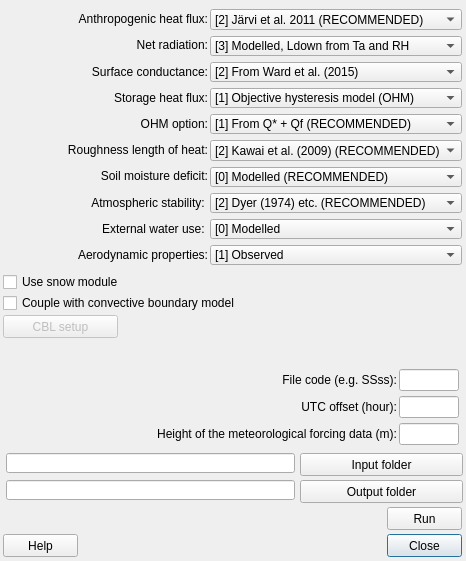
Old version of the form SUEWS/suews_dialog_base.ui in the repository UMEP-dev/UMEP.
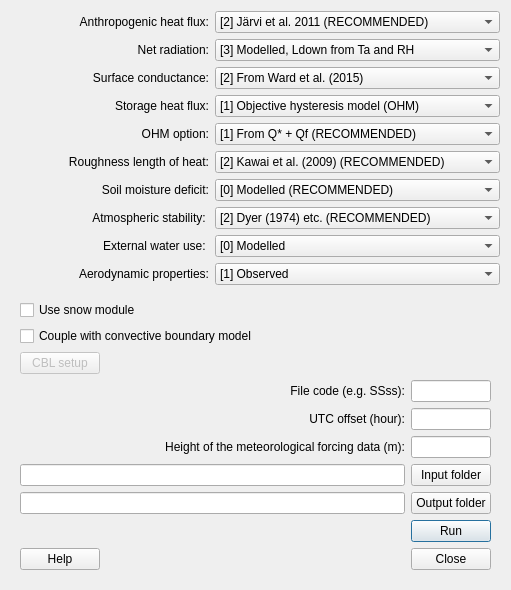
New version of the form.

Patch:
```diff
--- a/SUEWS/suews_dialog_base.ui
+++ b/SUEWS/suews_dialog_base.ui
@@ -7,107 +7,71 @@
     <x>0</x>
     <y>0</y>
     <width>466</width>
-    <height>561</height>
+    <height>573</height>
    </rect>
   </property>
   <property name="windowTitle">
    <string>SUEWS</string>
   </property>
-  <widget class="QPushButton" name="closeButton">
-   <property name="enabled">
-    <bool>true</bool>
-   </property>
-   <property name="geometry">
-    <rect>
-     <x>387</x>
-     <y>534</y>
-     <width>75</width>
-     <height>23</height>
-    </rect>
-   </property>
-   <property name="text">
-    <string>Close</string>
-   </property>
-  </widget>
-  <widget class="QLineEdit" name="UTC">
-   <property name="geometry">
-    <rect>
-     <x>399</x>
-     <y>396</y>
-     <width>60</width>
-     <height>22</height>
-    </rect>
-   </property>
-   <property name="toolTip">
-    <string>&lt;html&gt;&lt;head/&gt;&lt;body&gt;&lt;p&gt;Time zone relative to UTC (Note: east is positive)&lt;/p&gt;&lt;/body&gt;&lt;/html&gt;</string>
-   </property>
+  <layout class="QGridLayout" name="gridLayout_2">
+   <item row="0" column="0">
+    <layout class="QVBoxLayout" name="verticalLayout_2">
+     <item>
+      <widget class="QLabel" name="label_25">
+       <property name="text">
+        <string>Anthropogenic heat flux:</string>
+       </property>
+       <property name="alignment">
+        <set>Qt::AlignRight|Qt::AlignTrailing|Qt::AlignVCenter</set>
+       </property>
+       <property name="buddy">
+        <cstring></cstring>
+       </property>
+      </widget>
+     </item>
+     <item>
+      <widget class="QLabel" name="label_26">
+       <property name="text">
+        <string>Net radiation:</string>
+       </property>
    <property name="alignment">
-    <set>Qt::AlignCenter</set>
-   </property>
-  </widget>
-  <widget class="QPushButton" name="runButton">
-   <property name="enabled">
-    <bool>true</bool>
-   </property>
-   <property name="geometry">
-    <rect>
-     <x>387</x>
-     <y>507</y>
-     <width>75</width>
-     <height>23</height>
-    </rect>
-   </property>
+        <set>Qt::AlignRight|Qt::AlignTrailing|Qt::AlignVCenter</set>
+       </property>
+       <property name="buddy">
+        <cstring></cstring>
+       </property>
+      </widget>
+     </item>
+     <item>
+      <widget class="QLabel" name="label_27">
    <property name="text">
-    <string>Run</string>
-   </property>
-  </widget>
-  <widget class="QPushButton" name="pushButtonSave">
-   <property name="geometry">
-    <rect>
-     <x>300</x>
-     <y>480</y>
-     <width>163</width>
-     <height>23</height>
-    </rect>
-   </property>
-   <property name="text">
-    <string>Output folder</string>
-   </property>
-  </widget>
-  <widget class="QPushButton" name="helpButton">
-   <property name="geometry">
-    <rect>
-     <x>3</x>
-     <y>534</y>
-     <width>75</width>
-     <height>23</height>
-    </rect>
-   </property>
+        <string>Surface conductance:</string>
+       </property>
+       <property name="alignment">
+        <set>Qt::AlignRight|Qt::AlignTrailing|Qt::AlignVCenter</set>
+       </property>
+       <property name="buddy">
+        <cstring></cstring>
+       </property>
+      </widget>
+     </item>
+     <item>
+      <widget class="QLabel" name="label_28">
    <property name="text">
-    <string>Help</string>
-   </property>
-  </widget>
-  <widget class="QLineEdit" name="textOutput">
-   <property name="geometry">
-    <rect>
-     <x>6</x>
-     <y>480</y>
-     <width>289</width>
-     <height>20</height>
-    </rect>
-   </property>
-  </widget>
-  <widget class="QLabel" name="label_24">
-   <property name="geometry">
-    <rect>
-     <x>168</x>
-     <y>399</y>
-     <width>229</width>
-     <height>16</height>
-    </rect>
-   </property>
+        <string>Storage heat flux:</string>
+       </property>
+       <property name="alignment">
+        <set>Qt::AlignRight|Qt::AlignTrailing|Qt::AlignVCenter</set>
+       </property>
+       <property name="buddy">
+        <cstring></cstring>
+       </property>
+      </widget>
+     </item>
+     <item>
+      <widget class="QLabel" name="label_29">
    <property name="text">
-    <string>UTC offset (hour):</string>
+        <string>OHM option:</string>
    </property>
    <property name="alignment">
     <set>Qt::AlignRight|Qt::AlignTrailing|Qt::AlignVCenter</set>
@@ -116,66 +80,37 @@
     <cstring></cstring>
    </property>
   </widget>
-  <widget class="QLineEdit" name="textInput">
-   <property name="geometry">
-    <rect>
-     <x>6</x>
-     <y>453</y>
-     <width>289</width>
-     <height>20</height>
-    </rect>
-   </property>
-  </widget>
-  <widget class="QPushButton" name="pushButtonLoad">
-   <property name="geometry">
-    <rect>
-     <x>300</x>
-     <y>453</y>
-     <width>163</width>
-     <height>23</height>
-    </rect>
-   </property>
-   <property name="text">
-    <string>Input folder</string>
-   </property>
-  </widget>
-  <widget class="QCheckBox" name="checkBoxCBL">
-   <property name="geometry">
-    <rect>
-     <x>3</x>
-     <y>294</y>
-     <width>355</width>
-     <height>18</height>
-    </rect>
-   </property>
+     </item>
+     <item>
+      <widget class="QLabel" name="label_30">
+       <property name="text">
+        <string>Roughness length of heat:</string>
+       </property>
+       <property name="alignment">
+        <set>Qt::AlignRight|Qt::AlignTrailing|Qt::AlignVCenter</set>
+       </property>
+       <property name="buddy">
+        <cstring></cstring>
+       </property>
+      </widget>
+     </item>
+     <item>
+      <widget class="QLabel" name="label_31">
    <property name="text">
-    <string>Couple with convective boundary model</string>
-   </property>
-  </widget>
-  <widget class="QCheckBox" name="checkBoxSnow">
-   <property name="geometry">
-    <rect>
-     <x>3</x>
-     <y>273</y>
-     <width>400</width>
-     <height>18</height>
-    </rect>
-   </property>
-   <property name="text">
-    <string>Use snow module</string>
-   </property>
-  </widget>
-  <widget class="QLabel" name="label_35">
-   <property name="geometry">
-    <rect>
-     <x>165</x>
-     <y>372</y>
-     <width>232</width>
-     <height>16</height>
-    </rect>
-   </property>
+        <string>Soil moisture deficit:</string>
+       </property>
+       <property name="alignment">
+        <set>Qt::AlignRight|Qt::AlignTrailing|Qt::AlignVCenter</set>
+       </property>
+       <property name="buddy">
+        <cstring></cstring>
+       </property>
+      </widget>
+     </item>
+     <item>
+      <widget class="QLabel" name="label_32">
    <property name="text">
-    <string>File code (e.g. SSss):</string>
+        <string>Atmospheric stability: </string>
    </property>
    <property name="alignment">
     <set>Qt::AlignRight|Qt::AlignTrailing|Qt::AlignVCenter</set>
@@ -184,47 +119,36 @@
     <cstring></cstring>
    </property>
   </widget>
-  <widget class="QLineEdit" name="FileCode">
-   <property name="geometry">
-    <rect>
-     <x>399</x>
-     <y>369</y>
-     <width>60</width>
-     <height>22</height>
-    </rect>
-   </property>
-   <property name="maxLength">
-    <number>8</number>
-   </property>
+     </item>
+     <item>
+      <widget class="QLabel" name="label_33">
+       <property name="text">
+        <string>External water use: </string>
+       </property>
    <property name="alignment">
-    <set>Qt::AlignCenter</set>
-   </property>
-  </widget>
-  <widget class="QPushButton" name="pushButtonCBL">
-   <property name="enabled">
-    <bool>false</bool>
-   </property>
-   <property name="geometry">
-    <rect>
-     <x>3</x>
-     <y>315</y>
-     <width>115</width>
-     <height>23</height>
-    </rect>
-   </property>
-   <property name="text">
-    <string>CBL setup</string>
-   </property>
-  </widget>
-  <widget class="QWidget" name="layoutWidget">
-   <property name="geometry">
-    <rect>
-     <x>210</x>
-     <y>9</y>
-     <width>252</width>
-     <height>256</height>
-    </rect>
-   </property>
+        <set>Qt::AlignRight|Qt::AlignTrailing|Qt::AlignVCenter</set>
+       </property>
+       <property name="buddy">
+        <cstring></cstring>
+       </property>
+      </widget>
+     </item>
+     <item>
+      <widget class="QLabel" name="label_34">
+       <property name="text">
+        <string>Aerodynamic properties:</string>
+       </property>
+       <property name="alignment">
+        <set>Qt::AlignRight|Qt::AlignTrailing|Qt::AlignVCenter</set>
+       </property>
+       <property name="buddy">
+        <cstring></cstring>
+       </property>
+      </widget>
+     </item>
+    </layout>
+   </item>
+   <item row="0" column="1">
    <layout class="QVBoxLayout" name="verticalLayout">
     <item>
      <widget class="QComboBox" name="comboBoxQf">
@@ -437,158 +361,18 @@
      </widget>
     </item>
    </layout>
-  </widget>
-  <widget class="QWidget" name="layoutWidget">
-   <property name="geometry">
-    <rect>
-     <x>0</x>
-     <y>9</y>
-     <width>208</width>
-     <height>256</height>
-    </rect>
-   </property>
-   <layout class="QVBoxLayout" name="verticalLayout_2">
-    <item>
-     <widget class="QLabel" name="label_25">
-      <property name="text">
-       <string>Anthropogenic heat flux:</string>
-      </property>
-      <property name="alignment">
-       <set>Qt::AlignRight|Qt::AlignTrailing|Qt::AlignVCenter</set>
-      </property>
-      <property name="buddy">
-       <cstring></cstring>
-      </property>
-     </widget>
-    </item>
-    <item>
-     <widget class="QLabel" name="label_26">
-      <property name="text">
-       <string>Net radiation:</string>
-      </property>
-      <property name="alignment">
-       <set>Qt::AlignRight|Qt::AlignTrailing|Qt::AlignVCenter</set>
-      </property>
-      <property name="buddy">
-       <cstring></cstring>
-      </property>
-     </widget>
-    </item>
-    <item>
-     <widget class="QLabel" name="label_27">
-      <property name="text">
-       <string>Surface conductance:</string>
-      </property>
-      <property name="alignment">
-       <set>Qt::AlignRight|Qt::AlignTrailing|Qt::AlignVCenter</set>
-      </property>
-      <property name="buddy">
-       <cstring></cstring>
-      </property>
-     </widget>
-    </item>
-    <item>
-     <widget class="QLabel" name="label_28">
-      <property name="text">
-       <string>Storage heat flux:</string>
-      </property>
-      <property name="alignment">
-       <set>Qt::AlignRight|Qt::AlignTrailing|Qt::AlignVCenter</set>
-      </property>
-      <property name="buddy">
-       <cstring></cstring>
-      </property>
-     </widget>
-    </item>
-    <item>
-     <widget class="QLabel" name="label_29">
-      <property name="text">
-       <string>OHM option:</string>
-      </property>
-      <property name="alignment">
-       <set>Qt::AlignRight|Qt::AlignTrailing|Qt::AlignVCenter</set>
-      </property>
-      <property name="buddy">
-       <cstring></cstring>
-      </property>
-     </widget>
-    </item>
-    <item>
-     <widget class="QLabel" name="label_30">
-      <property name="text">
-       <string>Roughness length of heat:</string>
-      </property>
-      <property name="alignment">
-       <set>Qt::AlignRight|Qt::AlignTrailing|Qt::AlignVCenter</set>
-      </property>
-      <property name="buddy">
-       <cstring></cstring>
-      </property>
-     </widget>
-    </item>
-    <item>
-     <widget class="QLabel" name="label_31">
-      <property name="text">
-       <string>Soil moisture deficit:</string>
-      </property>
-      <property name="alignment">
-       <set>Qt::AlignRight|Qt::AlignTrailing|Qt::AlignVCenter</set>
-      </property>
-      <property name="buddy">
-       <cstring></cstring>
-      </property>
-     </widget>
-    </item>
-    <item>
-     <widget class="QLabel" name="label_32">
-      <property name="text">
-       <string>Atmospheric stability: </string>
-      </property>
-      <property name="alignment">
-       <set>Qt::AlignRight|Qt::AlignTrailing|Qt::AlignVCenter</set>
-      </property>
-      <property name="buddy">
-       <cstring></cstring>
-      </property>
-     </widget>
-    </item>
-    <item>
-     <widget class="QLabel" name="label_33">
-      <property name="text">
-       <string>External water use: </string>
-      </property>
-      <property name="alignment">
-       <set>Qt::AlignRight|Qt::AlignTrailing|Qt::AlignVCenter</set>
-      </property>
-      <property name="buddy">
-       <cstring></cstring>
-      </property>
-     </widget>
-    </item>
-    <item>
-     <widget class="QLabel" name="label_34">
-      <property name="text">
-       <string>Aerodynamic properties:</string>
-      </property>
-      <property name="alignment">
-       <set>Qt::AlignRight|Qt::AlignTrailing|Qt::AlignVCenter</set>
-      </property>
-      <property name="buddy">
-       <cstring></cstring>
-      </property>
-     </widget>
-    </item>
-   </layout>
-  </widget>
-  <widget class="QLineEdit" name="Height">
-   <property name="geometry">
-    <rect>
-     <x>399</x>
-     <y>423</y>
-     <width>60</width>
-     <height>22</height>
-    </rect>
-   </property>
+   </item>
+   <item row="1" column="0" colspan="2">
+    <widget class="QFrame" name="frame">
+     <property name="frameShape">
+      <enum>QFrame::NoFrame</enum>
+     </property>
+     <property name="frameShadow">
+      <enum>QFrame::Raised</enum>
+     </property>
+     <layout class="QGridLayout" name="gridLayout">
+      <item row="3" column="4">
+       <widget class="QLineEdit" name="FileCode">
    <property name="maxLength">
     <number>8</number>
    </property>
@@ -596,15 +380,39 @@
     <set>Qt::AlignCenter</set>
    </property>
   </widget>
+      </item>
+      <item row="3" column="1" colspan="3">
+       <widget class="QLabel" name="label_35">
+        <property name="text">
+         <string>File code (e.g. SSss):</string>
+        </property>
+        <property name="alignment">
+         <set>Qt::AlignRight|Qt::AlignTrailing|Qt::AlignVCenter</set>
+        </property>
+        <property name="buddy">
+         <cstring></cstring>
+        </property>
+       </widget>
+      </item>
+      <item row="8" column="4">
+       <widget class="QPushButton" name="runButton">
+        <property name="enabled">
+         <bool>true</bool>
+        </property>
+        <property name="text">
+         <string>Run</string>
+        </property>
+       </widget>
+      </item>
+      <item row="9" column="0">
+       <widget class="QPushButton" name="helpButton">
+        <property name="text">
+         <string>Help</string>
+        </property>
+       </widget>
+      </item>
+      <item row="5" column="0" colspan="4">
   <widget class="QLabel" name="label_36">
-   <property name="geometry">
-    <rect>
-     <x>6</x>
-     <y>426</y>
-     <width>391</width>
-     <height>16</height>
-    </rect>
-   </property>
    <property name="text">
     <string>Height of the meteorological forcing data (m):</string>
    </property>
@@ -615,6 +423,111 @@
     <cstring></cstring>
    </property>
   </widget>
+      </item>
+      <item row="5" column="4">
+       <widget class="QLineEdit" name="Height">
+        <property name="maxLength">
+         <number>8</number>
+        </property>
+        <property name="alignment">
+         <set>Qt::AlignCenter</set>
+        </property>
+       </widget>
+      </item>
+      <item row="0" column="0" colspan="5">
+       <widget class="QCheckBox" name="checkBoxSnow">
+        <property name="text">
+         <string>Use snow module</string>
+        </property>
+       </widget>
+      </item>
+      <item row="4" column="1" colspan="3">
+       <widget class="QLabel" name="label_24">
+        <property name="text">
+         <string>UTC offset (hour):</string>
+        </property>
+        <property name="alignment">
+         <set>Qt::AlignRight|Qt::AlignTrailing|Qt::AlignVCenter</set>
+        </property>
+        <property name="buddy">
+         <cstring></cstring>
+        </property>
+       </widget>
+      </item>
+      <item row="4" column="4">
+       <widget class="QLineEdit" name="UTC">
+        <property name="toolTip">
+         <string>&lt;html&gt;&lt;head/&gt;&lt;body&gt;&lt;p&gt;Time zone relative to UTC (Note: east is positive)&lt;/p&gt;&lt;/body&gt;&lt;/html&gt;</string>
+        </property>
+        <property name="alignment">
+         <set>Qt::AlignCenter</set>
+        </property>
+       </widget>
+      </item>
+      <item row="1" column="0" colspan="3">
+       <widget class="QCheckBox" name="checkBoxCBL">
+        <property name="text">
+         <string>Couple with convective boundary model</string>
+        </property>
+       </widget>
+      </item>
+      <item row="9" column="4">
+       <widget class="QPushButton" name="closeButton">
+        <property name="enabled">
+         <bool>true</bool>
+        </property>
+        <property name="text">
+         <string>Close</string>
+        </property>
+       </widget>
+      </item>
+      <item row="6" column="4">
+       <widget class="QPushButton" name="pushButtonLoad">
+        <property name="text">
+         <string>Input folder</string>
+        </property>
+       </widget>
+      </item>
+      <item row="7" column="4">
+       <widget class="QPushButton" name="pushButtonSave">
+        <property name="text">
+         <string>Output folder</string>
+        </property>
+       </widget>
+      </item>
+      <item row="8" column="3">
+       <spacer name="horizontalSpacer">
+        <property name="orientation">
+         <enum>Qt::Horizontal</enum>
+        </property>
+        <property name="sizeHint" stdset="0">
+         <size>
+          <width>40</width>
+          <height>20</height>
+         </size>
+        </property>
+       </spacer>
+      </item>
+      <item row="6" column="0" colspan="4">
+       <widget class="QLineEdit" name="textInput"/>
+      </item>
+      <item row="7" column="0" colspan="4">
+       <widget class="QLineEdit" name="textOutput"/>
+      </item>
+      <item row="2" column="0">
+       <widget class="QPushButton" name="pushButtonCBL">
+        <property name="enabled">
+         <bool>false</bool>
+        </property>
+        <property name="text">
+         <string>CBL setup</string>
+        </property>
+       </widget>
+      </item>
+     </layout>
+    </widget>
+   </item>
+  </layout>
  </widget>
  <resources/>
  <connections>
```
Left out of the diff: 16 changed lines with no effect on the pictures. Lines whose indentation alone changed are shown as unchanged.
